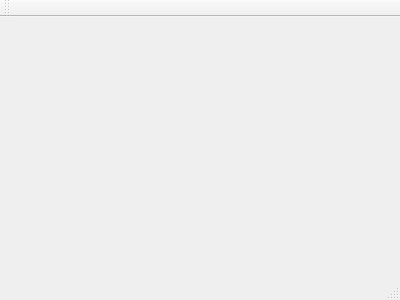
zhaohuarong/AVBrowser, file mainwindow.ui: the form before one commit.
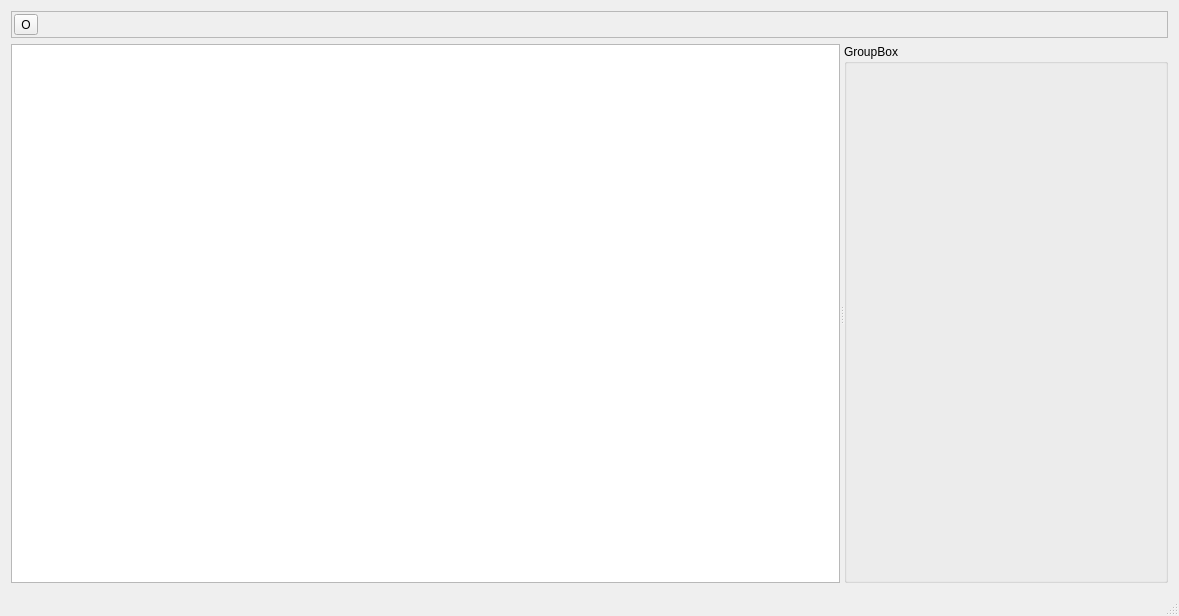
The form after the commit. Icons and pictures are not drawn.

What changed in the file:
```diff
--- a/mainwindow.ui
+++ b/mainwindow.ui
@@ -1,24 +1,112 @@
 <ui version="4.0">
  <class>MainWindow</class>
- <widget class="QMainWindow" name="MainWindow" >
-  <property name="geometry" >
+ <widget class="QMainWindow" name="MainWindow">
+  <property name="geometry">
    <rect>
     <x>0</x>
     <y>0</y>
-    <width>400</width>
-    <height>300</height>
+    <width>1179</width>
+    <height>616</height>
    </rect>
   </property>
   <property name="windowTitle" >
    <string>MainWindow</string>
   </property>
-  <widget class="QMenuBar" name="menuBar" />
-  <widget class="QToolBar" name="mainToolBar" />
-  <widget class="QWidget" name="centralWidget" />
-  <widget class="QStatusBar" name="statusBar" />
+  <widget class="QWidget" name="centralWidget">
+   <layout class="QVBoxLayout" name="verticalLayout">
+    <item>
+     <widget class="QFrame" name="buttonFram">
+      <property name="frameShape">
+       <enum>QFrame::StyledPanel</enum>
+      </property>
+      <property name="frameShadow">
+       <enum>QFrame::Raised</enum>
+      </property>
+      <layout class="QHBoxLayout" name="horizontalLayout">
+       <property name="leftMargin">
+        <number>2</number>
+       </property>
+       <property name="topMargin">
+        <number>2</number>
+       </property>
+       <property name="rightMargin">
+        <number>2</number>
+       </property>
+       <property name="bottomMargin">
+        <number>2</number>
+       </property>
+       <item>
+        <widget class="QToolButton" name="btnOpen">
+         <property name="text">
+          <string>O</string>
+         </property>
+         <property name="icon">
+          <iconset resource="res.qrc">
+           <normaloff>:/image/open.png</normaloff>:/image/open.png</iconset>
+         </property>
+         <property name="iconSize">
+          <size>
+           <width>32</width>
+           <height>32</height>
+          </size>
+         </property>
+        </widget>
+       </item>
+       <item>
+        <spacer name="horizontalSpacer">
+         <property name="orientation">
+          <enum>Qt::Horizontal</enum>
+         </property>
+         <property name="sizeHint" stdset="0">
+          <size>
+           <width>1106</width>
+           <height>20</height>
+          </size>
+         </property>
+        </spacer>
+       </item>
+      </layout>
+     </widget>
+    </item>
+    <item>
+     <widget class="QSplitter" name="splitter">
+      <property name="sizePolicy">
+       <sizepolicy hsizetype="Expanding" vsizetype="Expanding">
+        <horstretch>0</horstretch>
+        <verstretch>0</verstretch>
+       </sizepolicy>
+      </property>
+      <property name="orientation">
+       <enum>Qt::Horizontal</enum>
+      </property>
+      <widget class="QListWidget" name="lstFileName">
+       <property name="sizePolicy">
+        <sizepolicy hsizetype="Fixed" vsizetype="Expanding">
+         <horstretch>0</horstretch>
+         <verstretch>0</verstretch>
+        </sizepolicy>
+       </property>
+      </widget>
+      <widget class="QGroupBox" name="groupBox">
+       <property name="sizePolicy">
+        <sizepolicy hsizetype="Expanding" vsizetype="Expanding">
+         <horstretch>0</horstretch>
+         <verstretch>0</verstretch>
+        </sizepolicy>
+       </property>
+       <property name="title">
+        <string>GroupBox</string>
+       </property>
+      </widget>
+     </widget>
+    </item>
+   </layout>
+  </widget>
+  <widget class="QStatusBar" name="statusBar"/>
  </widget>
- <layoutDefault spacing="6" margin="11" />
- <pixmapfunction></pixmapfunction>
- <resources/>
+ <layoutdefault spacing="6" margin="11"/>
+ <resources>
+  <include location="res.qrc"/>
+ </resources>
  <connections/>
 </ui>
```
Left out of the diff: 3 changed lines with no effect on the pictures.
